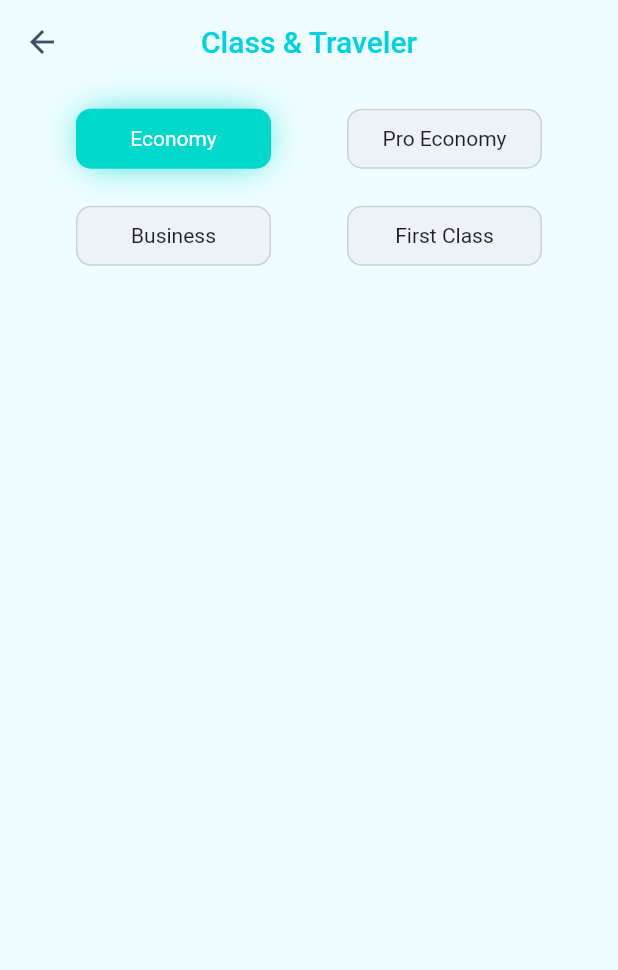
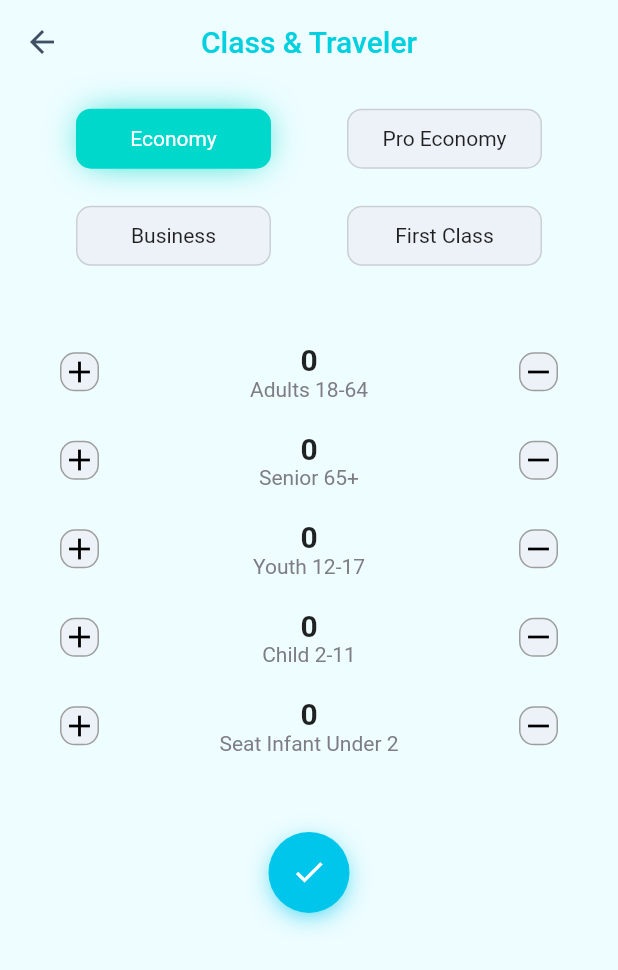
Before and after one commit to BrahimChouih/CheapBooking, a Flutter app: the ClassTravelerScreen screen opened directly, on a phone screen of 412 x 824 dp. Shown: the top 970 px of the screen. Run offline on Flutter 3.47's test engine with Material 2 defaults, Android fonts, the light colour scheme and no system bars; our stand-ins replace flutter_svg, get.

Commit message:
'update'

```diff
--- /dev/null
+++ b/lib/components/submit_button.dart
@@ -0,0 +1,32 @@
+import 'package:flutter/material.dart';
+
+class SubmitButton extends StatelessWidget {
+  final Function onTap;
+
+  const SubmitButton({this.onTap});
+
+  @override
+  Widget build(BuildContext context) {
+    return InkWell(
+      splashColor: Colors.transparent,
+      highlightColor: Colors.transparent,
+      onTap: onTap,
+      child: Container(
+        padding: EdgeInsets.all(15),
+        child: Icon(Icons.check, color: Colors.white),
+        decoration: BoxDecoration(
+          color: Color(0xff00C6EB),
+          shape: BoxShape.circle,
+          boxShadow: [
+            BoxShadow(
+              color: Color(0xff00C6EB),
+              offset: Offset(0, 4),
+              blurRadius: 15,
+              spreadRadius: -5,
+            ),
+          ],
+        ),
+      ),
+    );
+  }
+}
--- a/lib/controllers/step_controller.dart
+++ b/lib/controllers/step_controller.dart
@@ -9,10 +9,10 @@ class StepController extends GetxController {
     update();
   }
 
-  void onChangerdClassesAndTraveler(
+  void onChangerdClassesAndTraveler({
     String classes,
     int traveler,
-  ) {
+  }) {
     this.classes = classes;
     this.traveler = traveler;
     update();
--- a/lib/screens/steps/class_traveler_screen.dart
+++ b/lib/screens/steps/class_traveler_screen.dart
@@ -1,3 +1,5 @@
+import 'package:cheap_booking/components/submit_button.dart';
+import 'package:cheap_booking/controllers/step_controller.dart';
 import 'package:cheap_booking/controllers/traveler_controller.dart';
 import 'package:flutter/material.dart';
 import 'package:get/get.dart';
@@ -51,6 +53,28 @@ class ClassTravelerScreen extends StatelessWidget {
               ],
             ),
           ),
+          SizedBox(height: Get.height * 0.05),
+          GetBuilder<ClassTravelerController>(
+            id: 'travelers',
+            builder: (_) => Column(
+              mainAxisAlignment: MainAxisAlignment.spaceBetween,
+              children: [
+                travelers(txt: 'Adults 18-64', type: 'adults'),
+                travelers(txt: 'Senior 65+', type: 'senior'),
+                travelers(txt: 'Youth 12-17', type: 'youth'),
+                travelers(txt: 'Child 2-11', type: 'child'),
+                travelers(
+                  txt: 'Seat Infant Under 2',
+                  type: 'seat_infant_under',
+                ),
+              ],
+            ),
+          ),
+          SizedBox(height: Get.height * 0.05),
+          SubmitButton(onTap: () {
+            classTravelerController.isSelected = true;
+            Get.back();
+          }),
         ],
       ),
     );
@@ -89,4 +113,59 @@ class ClassTravelerScreen extends StatelessWidget {
       ),
     );
   }
+
+  Widget travelers({String txt, String type}) {
+    return Container(
+      margin: EdgeInsets.symmetric(horizontal: 40, vertical: 10),
+      child: Row(
+        mainAxisAlignment: MainAxisAlignment.spaceBetween,
+        children: [
+          plusMinusButton('+', type),
+          Column(
+            children: [
+              Text(
+                classTravelerController.travelers[type].toString(),
+                style: TextStyle(
+                  fontWeight: FontWeight.bold,
+                  fontSize: 20,
+                ),
+              ),
+              Text(txt, style: TextStyle(color: Color(0xff7E7C85))),
+            ],
+          ),
+          plusMinusButton('-', type),
+        ],
+      ),
+    );
+  }
+
+  Widget plusMinusButton(String pm, String type) {
+    return InkWell(
+      onTap: () {
+        int traveler = classTravelerController.travelers[type];
+        if (pm == "+") {
+          traveler++;
+          classTravelerController.numTravelers++;
+        } else if (traveler > 0) {
+          traveler--;
+          classTravelerController.numTravelers--;
+        }
+        classTravelerController.onChangedTraveler(
+          type: type,
+          travelerNumber: traveler,
+        );
+      },
+      child: Container(
+        child: Icon(
+          pm == '+' ? Icons.add : Icons.remove,
+          color: Colors.black,
+        ),
+        decoration: BoxDecoration(
+          color: Color(0xffEDF2F8),
+          border: Border.all(color: Colors.grey),
+          borderRadius: BorderRadius.circular(10),
+        ),
+      ),
+    );
+  }
 }
```
Also changed, not shown: lib/screens/steps_screen.dart (+12 -2 lines).
